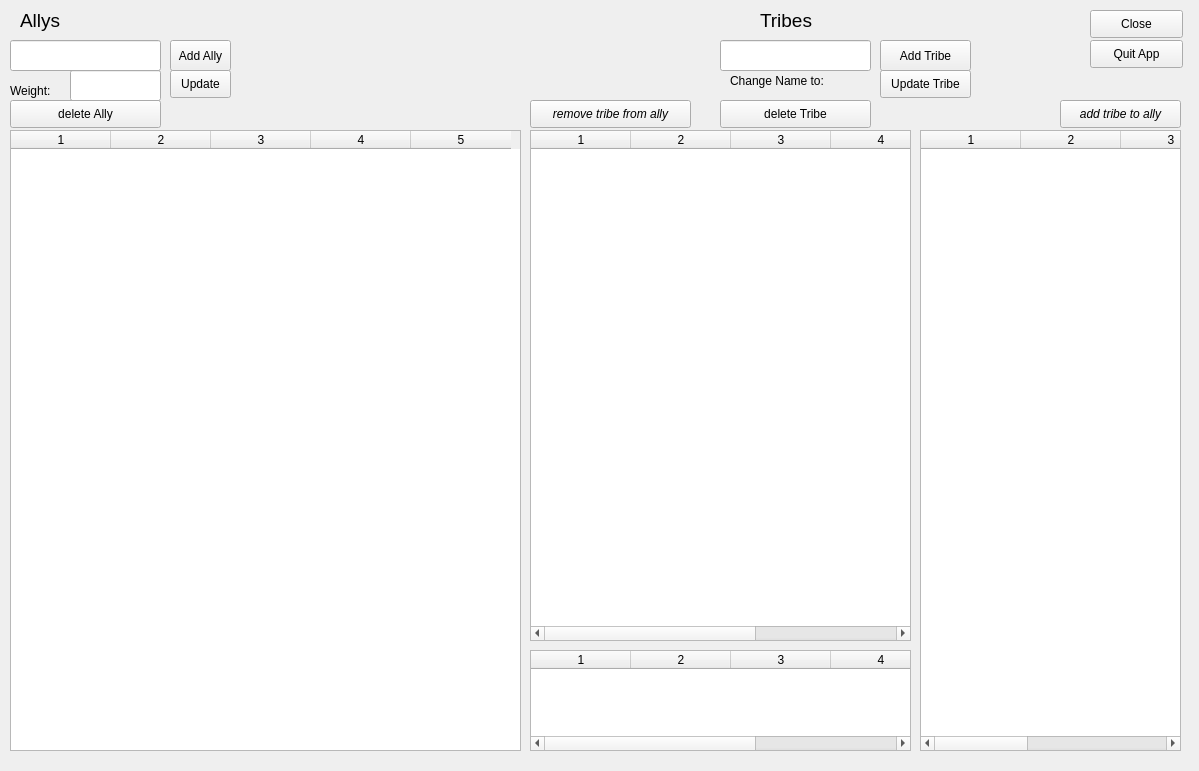
The window that ui/EditAllyUI.ui (sourcery-ai-experiments/jaar) describes before a commit, drawn with Qt 5.
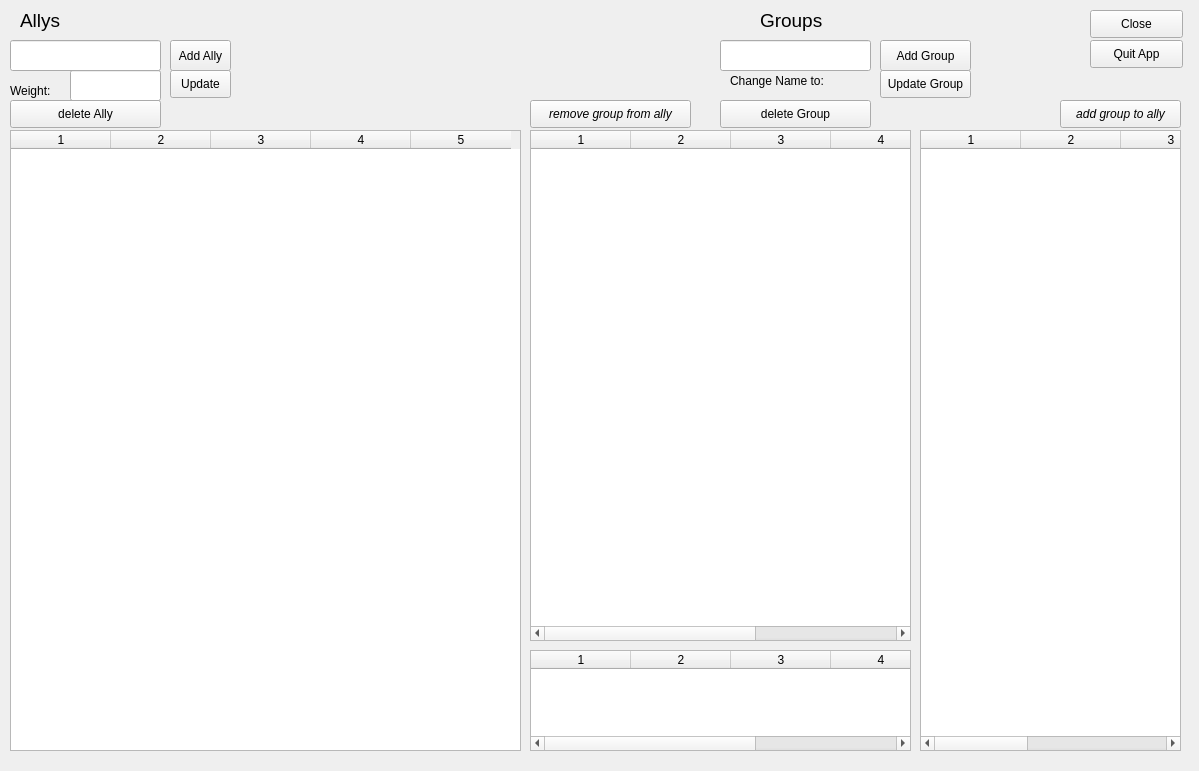
The same window after the commit.

Commit message: #3 change "tribe" to "group"

```diff
--- a/ui/EditAllyUI.ui
+++ b/ui/EditAllyUI.ui
@@ -245,7 +245,7 @@
     </font>
    </property>
    <property name="text">
-    <string>Tribes</string>
+    <string>Groups</string>
    </property>
    <property name="wordWrap">
     <bool>true</bool>
@@ -261,7 +261,7 @@
     </rect>
    </property>
    <property name="text">
-    <string>Update Tribe</string>
+    <string>Update Group</string>
    </property>
   </widget>
   <widget class="QPushButton" name="tribe_delete_button">
@@ -274,7 +274,7 @@
     </rect>
    </property>
    <property name="text">
-    <string>delete Tribe</string>
+    <string>delete Group</string>
    </property>
   </widget>
   <widget class="QLabel" name="label_6">
@@ -303,7 +303,7 @@
     </rect>
    </property>
    <property name="text">
-    <string>Add Tribe</string>
+    <string>Add Group</string>
    </property>
   </widget>
   <widget class="QLineEdit" name="tribe_name">
@@ -333,7 +333,7 @@
     </font>
    </property>
    <property name="text">
-    <string>add tribe to ally</string>
+    <string>add group to ally</string>
    </property>
   </widget>
   <widget class="QPushButton" name="ally_tribe_del_button">
@@ -353,7 +353,7 @@
     </font>
    </property>
    <property name="text">
-    <string>remove tribe from ally</string>
+    <string>remove group from ally</string>
    </property>
   </widget>
   <widget class="QTableWidget" name="tribes_stan_table">
```
Left out of the diff: 18 changed lines with no effect on the pictures. The commit also changes 55 other files.
